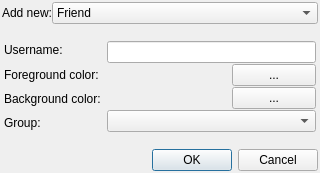
The window that src/plugins/blogique/plugins/metida/addeditentrydialog.ui (0xd34df00d/leechcraft) describes before a commit, drawn with Qt 5.
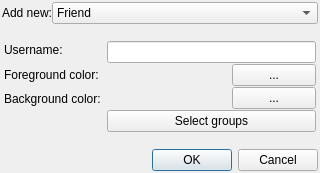
The same window after the commit.

Commit message: [Blogique Metida] fix groups for friends

Patch:
```diff
--- a/src/plugins/blogique/plugins/metida/addeditentrydialog.ui
+++ b/src/plugins/blogique/plugins/metida/addeditentrydialog.ui
@@ -93,7 +93,7 @@
          <item>
           <widget class="QLabel" name="label_4">
            <property name="text">
-            <string>Group:</string>
+            <string/>
            </property>
           </widget>
          </item>
@@ -176,7 +176,11 @@
           </layout>
          </item>
          <item>
-          <widget class="QComboBox" name="Groups_"/>
+          <widget class="QPushButton" name="SelectGroups_">
+           <property name="text">
+            <string>Select groups</string>
+           </property>
+          </widget>
          </item>
         </layout>
        </item>
```
The commit also changes 14 other files.
